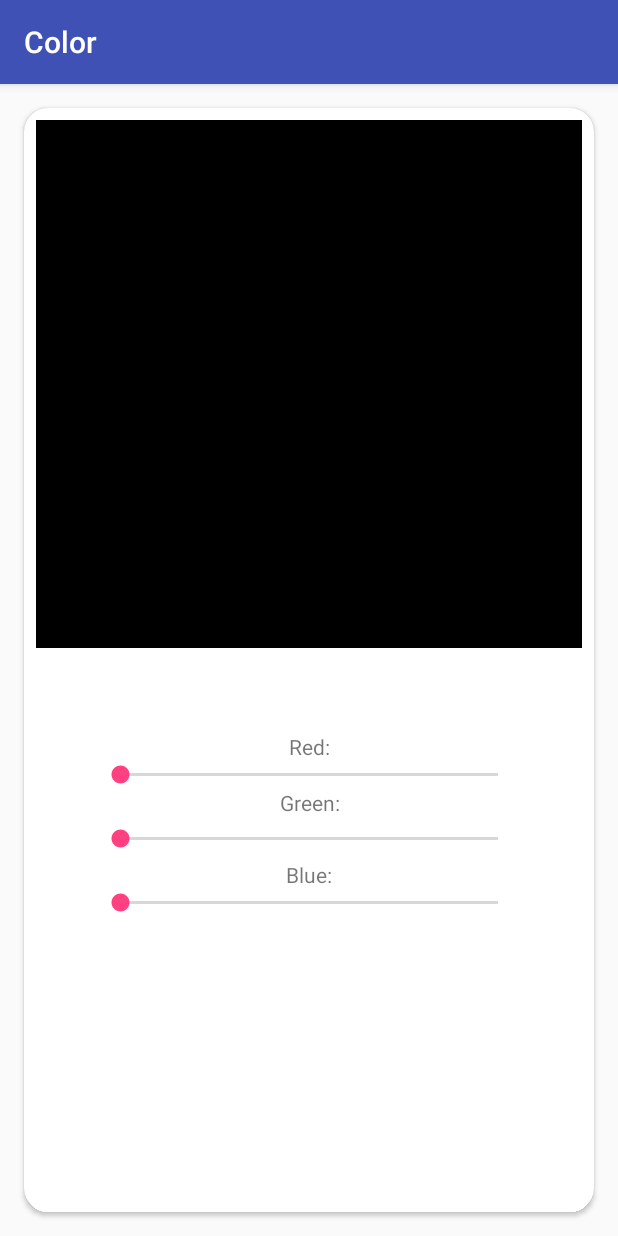
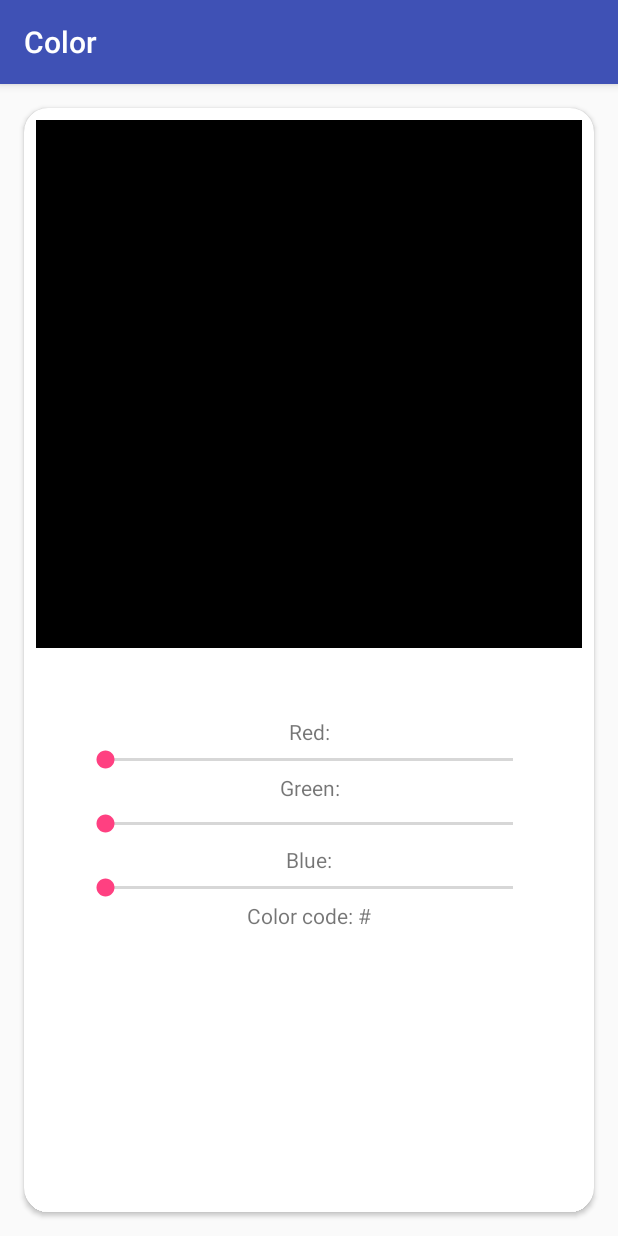
Before and after one commit to st18rai/ColorChooser, an Android app: the screen it shows after launch (MainActivity), on a phone screen of 412 x 824 dp. Run offline under Robolectric (Android 15) with nearby library versions, the phone set to English and light mode, and no system bars.

Commit message:
Added correct color codes.

```diff
--- a/app/src/main/res/layout-land/activity_main.xml
+++ b/app/src/main/res/layout-land/activity_main.xml
@@ -28,7 +28,7 @@
                 android:layout_marginRight="8dp"
                 android:layout_marginTop="8dp"
                 android:orientation="vertical"
-                android:padding="40dp"
+                android:padding="30dp"
                 app:layout_constraintBottom_toBottomOf="parent"
                 app:layout_constraintLeft_toLeftOf="@+id/guideline"
                 app:layout_constraintRight_toRightOf="parent"
@@ -76,6 +76,13 @@
                     android:layout_height="wrap_content"
                     android:max="255" />
 
+                <TextView
+                    android:id="@+id/textViewColorCode"
+                    android:layout_width="match_parent"
+                    android:layout_height="wrap_content"
+                    android:gravity="center"
+                    android:text="@string/color_code" />
+
             </LinearLayout>
 
             <android.support.constraint.Guideline
@@ -104,8 +111,7 @@
                 app:layout_constraintLeft_toLeftOf="parent"
                 app:layout_constraintRight_toLeftOf="@+id/guideline"
                 app:layout_constraintTop_toTopOf="parent"
-                app:layout_constraintVertical_bias="1.0">
-            </LinearLayout>
+                app:layout_constraintVertical_bias="1.0"></LinearLayout>
         </android.support.constraint.ConstraintLayout>
     </android.support.v7.widget.CardView>
 </RelativeLayout>
--- a/app/src/main/res/layout/activity_main.xml
+++ b/app/src/main/res/layout/activity_main.xml
@@ -28,7 +28,7 @@
                 android:layout_marginRight="8dp"
                 android:layout_marginTop="8dp"
                 android:orientation="vertical"
-                android:padding="40dp"
+                android:padding="30dp"
                 app:layout_constraintBottom_toBottomOf="parent"
                 app:layout_constraintLeft_toLeftOf="parent"
                 app:layout_constraintRight_toRightOf="parent"
@@ -75,6 +75,13 @@
                     android:layout_height="wrap_content"
                     android:max="255" />
 
+                <TextView
+                    android:id="@+id/textViewColorCode"
+                    android:layout_width="match_parent"
+                    android:layout_height="wrap_content"
+                    android:text="@string/color_code"
+                    android:gravity="center"/>
+
             </LinearLayout>
 
             <LinearLayout
--- a/app/src/main/res/values/strings.xml
+++ b/app/src/main/res/values/strings.xml
@@ -3,4 +3,5 @@
     <string name="red">Red:</string>
     <string name="green">Green:</string>
     <string name="blue">Blue:</string>
+    <string name="color_code">Color code: #</string>
 </resources>
```
Also changed, not shown: app/src/main/java/com/st18apps/color/MainActivity.java (+10 -14 lines).
